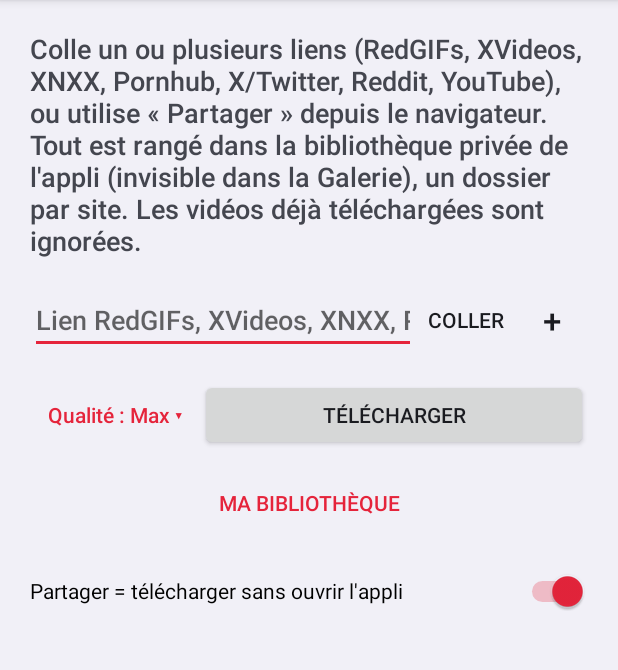
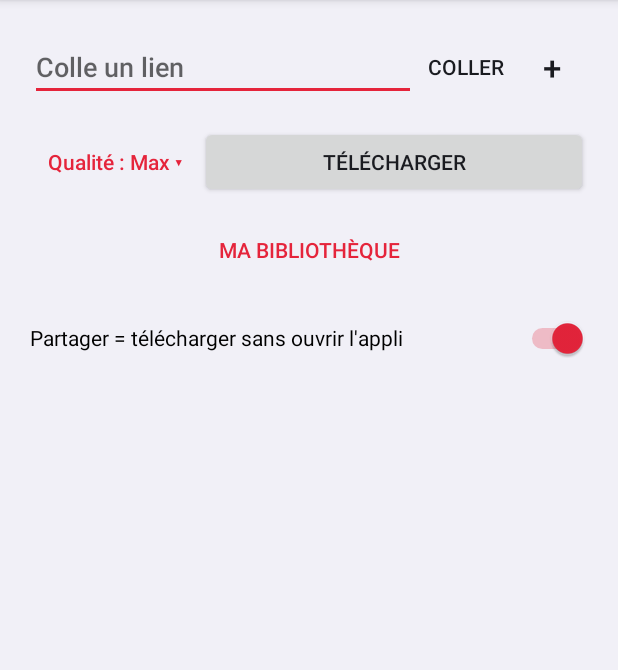
Before and after one commit to legnome/Redgiffdl, an Android app: the screen it shows after launch (MainActivity), on a phone screen of 412 x 824 dp, the part 84-754 px from its top. Run offline under Robolectric (Android 15) with nearby library versions, the phone set to English and light mode, and no system bars.

Commit message:
redDL 3.5 : écran principal neutre
- Texte d'introduction supprimé
- Champ de lien : « Colle un lien » ; lien inconnu : « Lien non pris en
  charge » (plus de liste de sites affichée au repos)
- Messages de migration et de bibliothèque vide sans nom de site

Co-Authored-By: Claude Opus 5.5 <noreply@anthropic.com>
Claude-Session: https://claude.ai/code/session_01Boms14HCawbCUHg3er3REB

```diff
--- a/app/build.gradle.kts
+++ b/app/build.gradle.kts
@@ -22,8 +22,8 @@ android {
         applicationId = "fr.perso.redgifsdl"
         minSdk = 26
         targetSdk = 37
-        versionCode = 10
-        versionName = "3.4"
+        versionCode = 11
+        versionName = "3.5"
     }
 
     buildTypes {
--- a/app/src/main/java/fr/perso/redgifsdl/MainActivity.kt
+++ b/app/src/main/java/fr/perso/redgifsdl/MainActivity.kt
@@ -124,8 +124,7 @@ class MainActivity : Activity() {
             val moved = runCatching { Library.migrateFromDownloads(appContext) }.getOrDefault(0)
             if (moved > 0) DownloadState.update {
                 if (!busy) {
-                    status = "$moved fichier(s) déplacé(s) de Téléchargements/RedGIFs vers la bibliothèque " +
-                        "privée (ils n'apparaissent plus dans la Galerie)."
+                    status = "$moved ancien(s) téléchargement(s) déplacé(s) dans la bibliothèque privée."
                     statusColor = R.color.ok
                 }
             }
@@ -198,8 +197,7 @@ class MainActivity : Activity() {
                 status = if (rawText.isBlank()) {
                     "✖ Colle d'abord un lien."
                 } else {
-                    "✖ Lien non reconnu.\nSites pris en charge : RedGIFs (vidéos et collections), XVideos, XNXX, " +
-                        "Pornhub, X/Twitter, Reddit, YouTube."
+                    "✖ Lien non pris en charge."
                 }
                 statusColor = R.color.error
             }
--- a/app/src/main/res/layout/activity_main.xml
+++ b/app/src/main/res/layout/activity_main.xml
@@ -10,13 +10,6 @@
         android:layout_height="wrap_content"
         android:orientation="vertical"
         android:padding="20dp">
-
-        <TextView
-            android:layout_width="match_parent"
-            android:layout_height="wrap_content"
-            android:layout_marginBottom="16dp"
-            android:text="@string/intro"
-            android:textAppearance="?android:attr/textAppearanceMedium" />
 
         <LinearLayout
             android:layout_width="match_parent"
--- a/app/src/main/res/values/strings.xml
+++ b/app/src/main/res/values/strings.xml
@@ -1,7 +1,7 @@
 <?xml version="1.0" encoding="utf-8"?>
 <resources>
     <string name="app_name">redDL</string>
-    <string name="hint_url">Lien RedGIFs, XVideos, XNXX, Pornhub, X, Reddit, YouTube…</string>
+    <string name="hint_url">Colle un lien</string>
     <string name="download">Télécharger</string>
     <string name="quality_button">Qualité : %1$s ▾</string>
     <string name="quality_title">Qualité maximale</string>
@@ -16,6 +16,6 @@
     <string name="update">⟳ Mettre à jour</string>
     <string name="delete">🗑 Supprimer</string>
     <string name="move_to_gallery">🖼 Galerie</string>
-    <string name="library_empty">Aucune vidéo pour l\'instant.\nTélécharge une vidéo ou une collection depuis l\'écran principal.</string>
-    <string name="intro">Colle un ou plusieurs liens (RedGIFs, XVideos, XNXX, Pornhub, X/Twitter, Reddit, YouTube), ou utilise « Partager » depuis le navigateur. Tout est rangé dans la bibliothèque privée de l\'appli (invisible dans la Galerie), un dossier par site. Les vidéos déjà téléchargées sont ignorées.</string>
+    <string name="library_empty">Aucune vidéo pour l\'instant.
+Télécharge une vidéo depuis l\'écran principal.</string>
 </resources>
```
Also changed, not shown: 1 other file.
